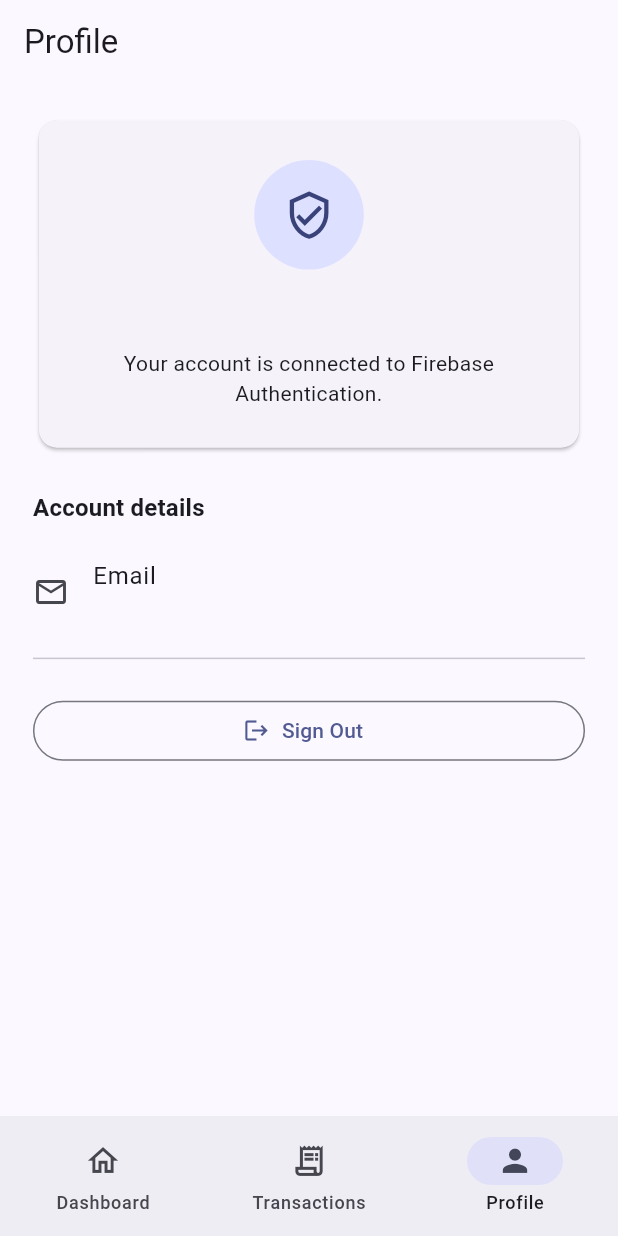
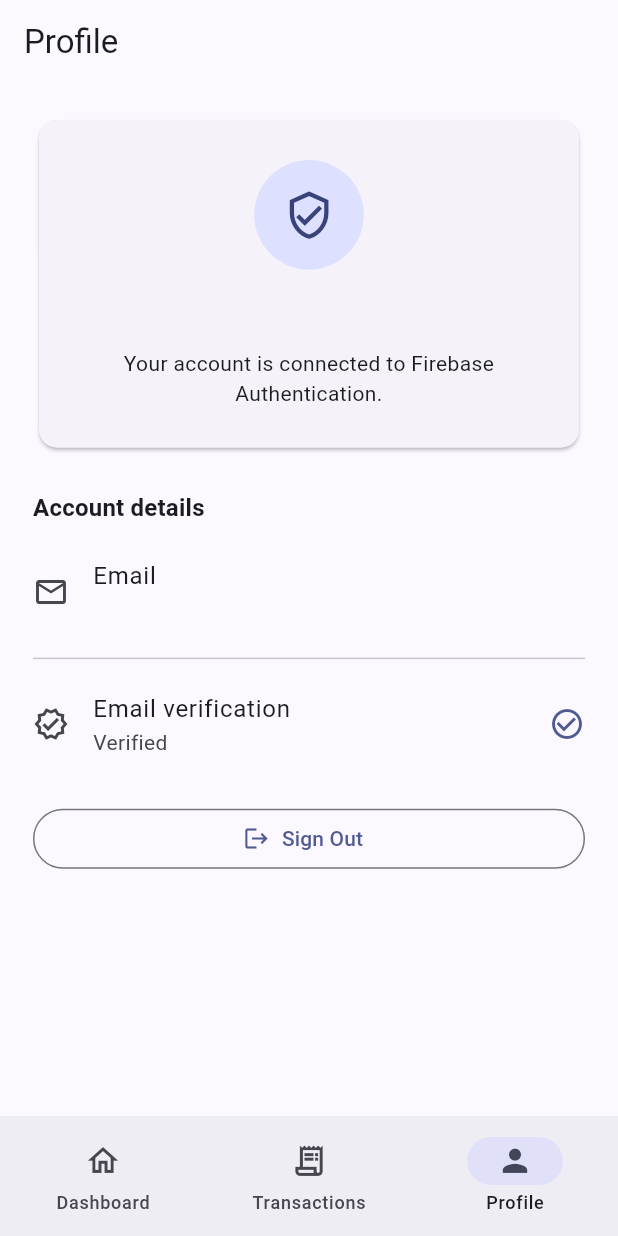
Before and after one commit to rZoysa/Expense-Tracker, a Flutter app: the screen it shows once a user with an empty profile is signed in, item 3 of the bottom bar chosen, on a phone screen of 412 x 824 dp. Run offline on Flutter 3.47's test engine with Material 3 defaults, Android fonts, the phone set to English and light mode, and no system bars; our stand-ins replace cloud_firestore, firebase_auth, firebase_core, flutter_screenutil, shared_preferences; accounts and stored records are empty; network calls fail; statements that could not run were skipped.

Commit message:
feat: add email verification, password reset, and user refresh functionality

```diff
--- /dev/null
+++ b/devtools_options.yaml
@@ -0,0 +1,3 @@
+description: This file stores settings for Dart & Flutter DevTools.
+documentation: https://docs.flutter.dev/tools/devtools/extensions#configure-extension-enablement-states
+extensions:
--- a/lib/views/profile/profile_screen.dart
+++ b/lib/views/profile/profile_screen.dart
@@ -7,12 +7,17 @@ import 'package:provider/provider.dart';
 class ProfileScreen extends StatelessWidget {
   const ProfileScreen({super.key});
 
-  Future<void> _openAuthForm(BuildContext context, AuthFormMode mode) async {
+  Future<void> _openAuthForm(
+    BuildContext context,
+    AuthFormMode mode,
+  ) async {
     context.read<AuthViewModel>().clearError();
 
-    final wasSuccessful = await Navigator.of(
-      context,
-    ).push<bool>(MaterialPageRoute(builder: (_) => AuthFormScreen(mode: mode)));
+    final wasSuccessful = await Navigator.of(context).push<bool>(
+      MaterialPageRoute(
+        builder: (_) => AuthFormScreen(mode: mode),
+      ),
+    );
 
     if (!context.mounted || wasSuccessful != true) {
       return;
@@ -59,7 +64,8 @@ class ProfileScreen extends StatelessWidget {
       return;
     }
 
-    final wasSuccessful = await context.read<AuthViewModel>().signOutToGuest();
+    final wasSuccessful =
+        await context.read<AuthViewModel>().signOutToGuest();
 
     if (!context.mounted) {
       return;
@@ -77,6 +83,56 @@ class ProfileScreen extends StatelessWidget {
     }
   }
 
+  Future<void> _sendVerificationEmail(BuildContext context) async {
+    final authViewModel = context.read<AuthViewModel>();
+    authViewModel.clearError();
+
+    final wasSent = await authViewModel.sendVerificationEmail();
+
+    if (!context.mounted) {
+      return;
+    }
+
+    if (wasSent) {
+      ScaffoldMessenger.of(context)
+        ..hideCurrentSnackBar()
+        ..showSnackBar(
+          SnackBar(
+            behavior: SnackBarBehavior.floating,
+            content: Text(
+              'Verification email sent to ${authViewModel.email ?? 'your email address'}.',
+            ),
+          ),
+        );
+    }
+  }
+
+  Future<void> _refreshVerificationStatus(BuildContext context) async {
+    final authViewModel = context.read<AuthViewModel>();
+    authViewModel.clearError();
+
+    final wasRefreshed = await authViewModel.refreshUser();
+
+    if (!context.mounted || !wasRefreshed) {
+      return;
+    }
+
+    final isVerified = context.read<AuthViewModel>().isEmailVerified;
+
+    ScaffoldMessenger.of(context)
+      ..hideCurrentSnackBar()
+      ..showSnackBar(
+        SnackBar(
+          behavior: SnackBarBehavior.floating,
+          content: Text(
+            isVerified
+                ? 'Email verified successfully.'
+                : 'Your email is still not verified.',
+          ),
+        ),
+      );
+  }
+
   @override
   Widget build(BuildContext context) {
     final authViewModel = context.watch<AuthViewModel>();
@@ -87,13 +143,23 @@ class ProfileScreen extends StatelessWidget {
         child: authViewModel.isAnonymous
             ? _GuestProfile(
                 isProcessing: authViewModel.isProcessing,
-                onCreateAccount: () =>
-                    _openAuthForm(context, AuthFormMode.createAccount),
-                onSignIn: () => _openAuthForm(context, AuthFormMode.signIn),
+                onCreateAccount: () => _openAuthForm(
+                  context,
+                  AuthFormMode.createAccount,
+                ),
+                onSignIn: () => _openAuthForm(
+                  context,
+                  AuthFormMode.signIn,
+                ),
               )
             : _SignedInProfile(
                 email: authViewModel.email,
+                isEmailVerified: authViewModel.isEmailVerified,
                 isProcessing: authViewModel.isProcessing,
+                errorMessage: authViewModel.errorMessage,
+                onSendVerification: () => _sendVerificationEmail(context),
+                onRefreshVerification: () =>
+                    _refreshVerificationStatus(context),
                 onSignOut: () => _signOut(context),
               ),
       ),
@@ -135,8 +201,9 @@ class _GuestProfile extends StatelessWidget {
                   SizedBox(height: 16.h),
                   Text(
                     'Guest account',
-                    style: Theme.of(context).textTheme.titleLarge
-                        ?.copyWith(fontWeight: FontWeight.w700),
+                    style: Theme.of(context).textTheme.titleLarge?.copyWith(
+                      fontWeight: FontWeight.w700,
+                    ),
                   ),
                   SizedBox(height: 8.h),
                   Text(
@@ -151,8 +218,9 @@ class _GuestProfile extends StatelessWidget {
           SizedBox(height: 24.h),
           Text(
             'Account',
-            style: Theme.of(context).textTheme.titleMedium
-                ?.copyWith(fontWeight: FontWeight.w700),
+            style: Theme.of(context).textTheme.titleMedium?.copyWith(
+              fontWeight: FontWeight.w700,
+            ),
           ),
           SizedBox(height: 12.h),
           FilledButton.icon(
@@ -180,12 +248,20 @@ class _GuestProfile extends StatelessWidget {
 class _SignedInProfile extends StatelessWidget {
   const _SignedInProfile({
     required this.email,
+    required this.isEmailVerified,
     required this.isProcessing,
+    required this.errorMessage,
+    required this.onSendVerification,
+    required this.onRefreshVerification,
     required this.onSignOut,
   });
 
   final String? email;
+  final bool isEmailVerified;
   final bool isProcessing;
+  final String? errorMessage;
+  final VoidCallback onSendVerification;
+  final VoidCallback onRefreshVerification;
   final VoidCallback onSignOut;
 
   @override
@@ -212,8 +288,9 @@ class _SignedInProfile extends StatelessWidget {
                   Text(
                     email ?? 'Signed-in account',
                     textAlign: TextAlign.center,
-                    style: Theme.of(context).textTheme.titleLarge
-                        ?.copyWith(fontWeight: FontWeight.w700),
+                    style: Theme.of(context).textTheme.titleLarge?.copyWith(
+                      fontWeight: FontWeight.w700,
+                    ),
                   ),
                   SizedBox(height: 8.h),
                   Text(
@@ -228,8 +305,9 @@ class _SignedInProfile extends StatelessWidget {
           SizedBox(height: 24.h),
           Text(
             'Account details',
-            style: Theme.of(context).textTheme.titleMedium
-                ?.copyWith(fontWeight: FontWeight.w700),
+            style: Theme.of(context).textTheme.titleMedium?.copyWith(
+              fontWeight: FontWeight.w700,
+            ),
           ),
           SizedBox(height: 8.h),
           ListTile(
@@ -239,6 +317,70 @@ class _SignedInProfile extends StatelessWidget {
             subtitle: Text(email ?? 'Not available'),
           ),
           const Divider(),
+          ListTile(
+            contentPadding: EdgeInsets.zero,
+            leading: Icon(
+              isEmailVerified
+                  ? Icons.verified_outlined
+                  : Icons.mark_email_unread_outlined,
+            ),
+            title: const Text('Email verification'),
+            subtitle: Text(
+              isEmailVerified ? 'Verified' : 'Not verified',
+            ),
+            trailing: Icon(
+              isEmailVerified
+                  ? Icons.check_circle_outline
+                  : Icons.warning_amber_outlined,
+              color: isEmailVerified
+                  ? colorScheme.primary
+                  : colorScheme.error,
+            ),
+          ),
+          if (!isEmailVerified) ...[
+            SizedBox(height: 8.h),
+            Container(
+              padding: EdgeInsets.all(14.w),
+              decoration: BoxDecoration(
+                color: colorScheme.secondaryContainer,
+                borderRadius: BorderRadius.circular(12.r),
+              ),
+              child: Text(
+                'Verify your email to confirm that you own this address. Expense tracking remains available while verification is pending.',
+                style: Theme.of(context).textTheme.bodySmall?.copyWith(
+                  color: colorScheme.onSecondaryContainer,
+                ),
+              ),
+            ),
+            SizedBox(height: 12.h),
+            FilledButton.tonalIcon(
+              onPressed: isProcessing ? null : onSendVerification,
+              icon: const Icon(Icons.outgoing_mail),
+              label: const Text('Send Verification Email'),
+            ),
+            SizedBox(height: 8.h),
+            TextButton.icon(
+              onPressed: isProcessing ? null : onRefreshVerification,
+              icon: const Icon(Icons.refresh),
+              label: const Text('I Have Verified My Email'),
+            ),
+          ],
+          if (errorMessage != null) ...[
+            SizedBox(height: 12.h),
+            Container(
+              padding: EdgeInsets.all(12.w),
+              decoration: BoxDecoration(
+                color: colorScheme.errorContainer,
+                borderRadius: BorderRadius.circular(10.r),
+              ),
+              child: Text(
+                errorMessage!,
+                style: Theme.of(context).textTheme.bodyMedium?.copyWith(
+                  color: colorScheme.onErrorContainer,
+                ),
+              ),
+            ),
+          ],
           SizedBox(height: 16.h),
           OutlinedButton.icon(
             onPressed: isProcessing ? null : onSignOut,
```
Also changed, not shown: lib/services/auth_service.dart (+44 -0 lines), lib/viewmodels/auth_view_model.dart (+119 -19 lines), lib/views/profile/auth_form_screen.dart (+43 -0 lines), lib/views/profile/password_reset_screen.dart (added, +155 -0 lines).
